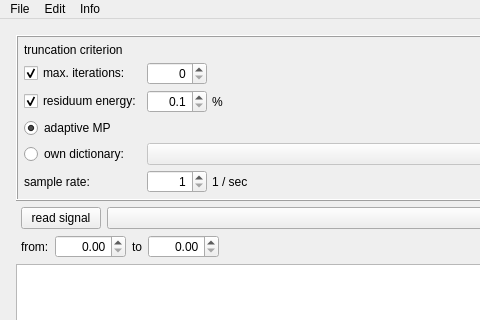
The window that examples/matchingPursuit/mainwindow.ui (mne-tools/mne-cpp) describes before a commit, drawn with Qt 5; both pictures show x 0 to 480 and y 0 to 320 of the 1050 by 700 pixel window.
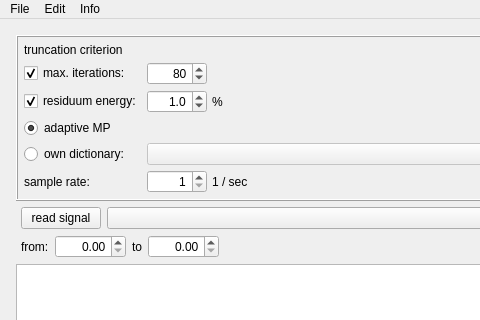
The same window after the commit. Icons and pictures are not drawn.

What changed in the file:
```diff
--- a/examples/matchingPursuit/mainwindow.ui
+++ b/examples/matchingPursuit/mainwindow.ui
@@ -87,6 +87,12 @@
                <property name="alignment">
                 <set>Qt::AlignRight|Qt::AlignTrailing|Qt::AlignVCenter</set>
                </property>
+               <property name="maximum">
+                <number>5000</number>
+               </property>
+               <property name="value">
+                <number>80</number>
+               </property>
               </widget>
              </item>
              <item row="7" column="0" colspan="2">
@@ -143,6 +149,12 @@
                <property name="minimum">
                 <double>0.100000000000000</double>
                </property>
+               <property name="maximum">
+                <double>99.000000000000000</double>
+               </property>
+               <property name="value">
+                <double>1.000000000000000</double>
+               </property>
               </widget>
              </item>
              <item row="11" column="2">
```
Left out of the diff: 3 changed lines with no effect on the pictures.
